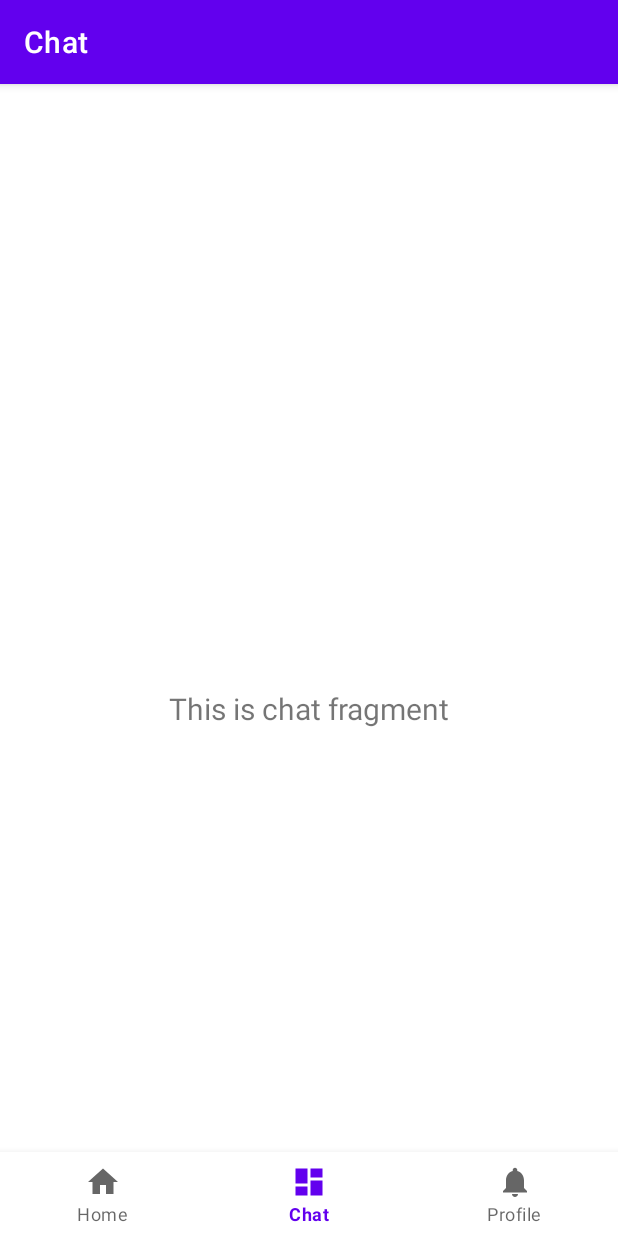
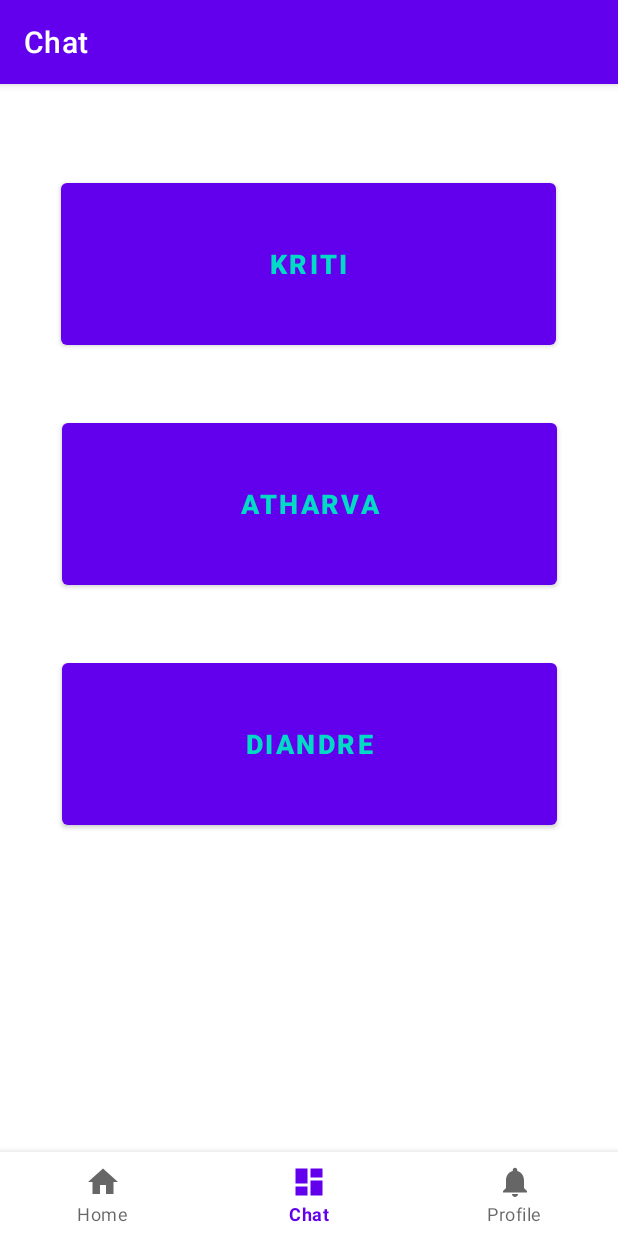
Before and after one commit to krividya/Dubhacks_Project, an Android app: the ChatFragment screen opened through its navigation route, on a phone screen of 412 x 824 dp. Run offline under Robolectric (Android 15) with nearby library versions, the phone set to English and light mode, and no system bars; our stand-ins replace navigation-ui.

Commit message:
Finished Chat

```diff
--- a/app/build.gradle
+++ b/app/build.gradle
@@ -41,4 +41,6 @@ dependencies {
     testImplementation 'junit:junit:4.+'
     androidTestImplementation 'androidx.test.ext:junit:1.1.3'
     androidTestImplementation 'androidx.test.espresso:espresso-core:3.4.0'
+
+    implementation 'com.scaledrone:scaledrone-java:0.6.0'
 }
--- a/app/src/main/java/com/example/dubhacks_project/MainActivity.java
+++ b/app/src/main/java/com/example/dubhacks_project/MainActivity.java
@@ -1,6 +1,9 @@
 package com.example.dubhacks_project;
 
+import android.content.Intent;
 import android.os.Bundle;
+import android.view.View;
+import android.widget.Button;
 
 import com.google.android.material.bottomnavigation.BottomNavigationView;
 
@@ -11,6 +14,10 @@ import androidx.navigation.ui.AppBarConfiguration;
 import androidx.navigation.ui.NavigationUI;
 
 public class MainActivity extends AppCompatActivity {
+
+    private Button accessChatButton;
+    private String[] topMatches = new String[] {"Kriti", "Atharva", "Diandre"};
+    private String currentUser = "Atharva";
 
     @Override
     protected void onCreate(Bundle savedInstanceState) {
@@ -27,4 +34,10 @@ public class MainActivity extends AppCompatActivity {
         NavigationUI.setupWithNavController(navView, navController);
     }
 
+    public void openChatActivity(View view){
+        Intent intent = new Intent(this, ChatActivity.class);
+        intent.putExtra("user", this.currentUser);
+        intent.putExtra("match", ((Button)view).getText().toString());
+        startActivity(intent);
+    }
 }
--- a/app/src/main/java/com/example/dubhacks_project/ui/chat/ChatFragment.java
+++ b/app/src/main/java/com/example/dubhacks_project/ui/chat/ChatFragment.java
@@ -1,9 +1,12 @@
 package com.example.dubhacks_project.ui.chat;
 
+import android.content.Intent;
 import android.os.Bundle;
 import android.view.LayoutInflater;
 import android.view.View;
 import android.view.ViewGroup;
+import android.widget.Button;
+import android.widget.LinearLayout;
 import android.widget.TextView;
 
 import androidx.annotation.NonNull;
@@ -12,24 +15,34 @@ import androidx.fragment.app.Fragment;
 import androidx.lifecycle.Observer;
 import androidx.lifecycle.ViewModelProvider;
 
+import com.example.dubhacks_project.ChatActivity;
 import com.example.dubhacks_project.R;
 
 public class ChatFragment extends Fragment {
 
     private ChatViewModel chatViewModel;
+    private String[] topMatches = new String[] {"Kriti", "Atharva", "Diandre"};
+    private String currentUser = "Kriti";
+    LinearLayout linear;
 
     public View onCreateView(@NonNull LayoutInflater inflater,
                              ViewGroup container, Bundle savedInstanceState) {
         chatViewModel =
                 new ViewModelProvider(this).get(ChatViewModel.class);
         View root = inflater.inflate(R.layout.fragment_chat, container, false);
-        final TextView textView = root.findViewById(R.id.text_chat);
-        chatViewModel.getText().observe(getViewLifecycleOwner(), new Observer<String>() {
-            @Override
-            public void onChanged(@Nullable String s) {
-                textView.setText(s);
-            }
-        });
+        Button button0 = root.findViewById(R.id.zero_match_button);
+        Button button1 = root.findViewById(R.id.one_match_button);
+        Button button2 = root.findViewById(R.id.two_match_button);
+        button0.setText(this.topMatches[0]);
+        button1.setText(this.topMatches[1]);
+        button2.setText(this.topMatches[2]);
         return root;
     }
+
+    public void openChatActivity(View view){
+        Intent intent = new Intent(this.getActivity(), ChatActivity.class);
+        intent.putExtra("user", this.currentUser);
+        intent.putExtra("match", ((Button)view).getText().toString());
+        startActivity(intent);
+    }
 }
--- /dev/null
+++ b/app/src/main/res/drawable/circle.xml
@@ -0,0 +1,4 @@
+<?xml version="1.0" encoding="utf-8"?>
+<shape xmlns:android="http://schemas.android.com/apk/res/android" android:shape="oval">
+    <solid android:color="#48b3ff"/>
+</shape>
--- /dev/null
+++ b/app/src/main/res/drawable/other_message.xml
@@ -0,0 +1,6 @@
+<?xml version="1.0" encoding="utf-8"?>
+<shape xmlns:android="http://schemas.android.com/apk/res/android"
+    android:shape="rectangle">
+    <solid android:color="#fff" />
+    <corners android:topLeftRadius="5dp" android:radius="15dp" />
+</shape>
--- a/app/src/main/res/layout/fragment_chat.xml
+++ b/app/src/main/res/layout/fragment_chat.xml
@@ -6,17 +6,62 @@
     android:layout_height="match_parent"
     tools:context=".ui.chat.ChatFragment">
 
-    <TextView
-        android:id="@+id/text_chat"
-        android:layout_width="match_parent"
+    <com.google.android.material.bottomnavigation.BottomNavigationView
+        android:id="@+id/nav_view"
+        android:layout_width="0dp"
         android:layout_height="wrap_content"
-        android:layout_marginStart="8dp"
-        android:layout_marginTop="8dp"
-        android:layout_marginEnd="8dp"
-        android:textAlignment="center"
-        android:textSize="20sp"
+        android:layout_marginStart="0dp"
+        android:layout_marginEnd="0dp"
+        android:background="?android:attr/windowBackground"
         app:layout_constraintBottom_toBottomOf="parent"
+        app:layout_constraintLeft_toLeftOf="parent"
+        app:layout_constraintRight_toRightOf="parent"
+        app:menu="@menu/bottom_nav_menu" />
+
+    <Button
+        android:id="@+id/zero_match_button"
+        android:layout_width="330dp"
+        android:layout_height="120dp"
+        android:layout_centerInParent="true"
+        android:layout_marginTop="4dp"
+        android:onClick="openChatActivity"
+        android:text="matched_person"
+        android:textColor="@color/teal_200"
+        android:textSize="18sp"
+        android:textStyle="bold"
+        app:layout_constraintEnd_toEndOf="parent"
+        app:layout_constraintHorizontal_bias="0.493"
+        app:layout_constraintStart_toStartOf="parent"
+        app:layout_constraintTop_toTopOf="parent" />
+
+    <Button
+        android:id="@+id/one_match_button"
+        android:layout_width="330dp"
+        android:layout_height="120dp"
+        android:layout_centerInParent="true"
+        android:layout_marginTop="40dp"
+        android:onClick="openChatActivity"
+        android:text="matched_person"
+        android:textColor="@color/teal_200"
+        android:textSize="18sp"
+        android:textStyle="bold"
+        app:layout_constraintEnd_toEndOf="parent"
+        app:layout_constraintHorizontal_bias="0.506"
+        app:layout_constraintStart_toStartOf="parent"
+        app:layout_constraintTop_toBottomOf="@+id/zero_match_button" />
+
+    <Button
+        android:id="@+id/two_match_button"
+        android:layout_width="330dp"
+        android:layout_height="120dp"
+        android:layout_centerInParent="true"
+        android:layout_marginTop="40dp"
+        android:onClick="openChatActivity"
+        android:text="matched_person"
+        android:textColor="@color/teal_200"
+        android:textSize="18sp"
+        android:textStyle="bold"
         app:layout_constraintEnd_toEndOf="parent"
         app:layout_constraintStart_toStartOf="parent"
-        app:layout_constraintTop_toTopOf="parent" />
+        app:layout_constraintTop_toBottomOf="@+id/one_match_button" />
 </androidx.constraintlayout.widget.ConstraintLayout>
```
Also changed, not shown: app/src/main/AndroidManifest.xml (+7 -1 lines), app/src/main/java/com/example/dubhacks_project/ChatActivity.java (added, +159 -0 lines), app/src/main/java/com/example/dubhacks_project/MemberData.java (added, +24 -0 lines), app/src/main/java/com/example/dubhacks_project/Message.java (added, +25 -0 lines), app/src/main/java/com/example/dubhacks_project/MessageAdapter.java (added, +78 -0 lines), app/src/main/res/drawable/ic_send_black_24dp.xml (added, +10 -0 lines), app/src/main/res/drawable/my_message.xml (added, +7 -0 lines), app/src/main/res/layout/activity_chat.xml (added, +46 -0 lines), app/src/main/res/layout/my_message.xml (added, +23 -0 lines), app/src/main/res/layout/other_message.xml (added, +41 -0 lines).
